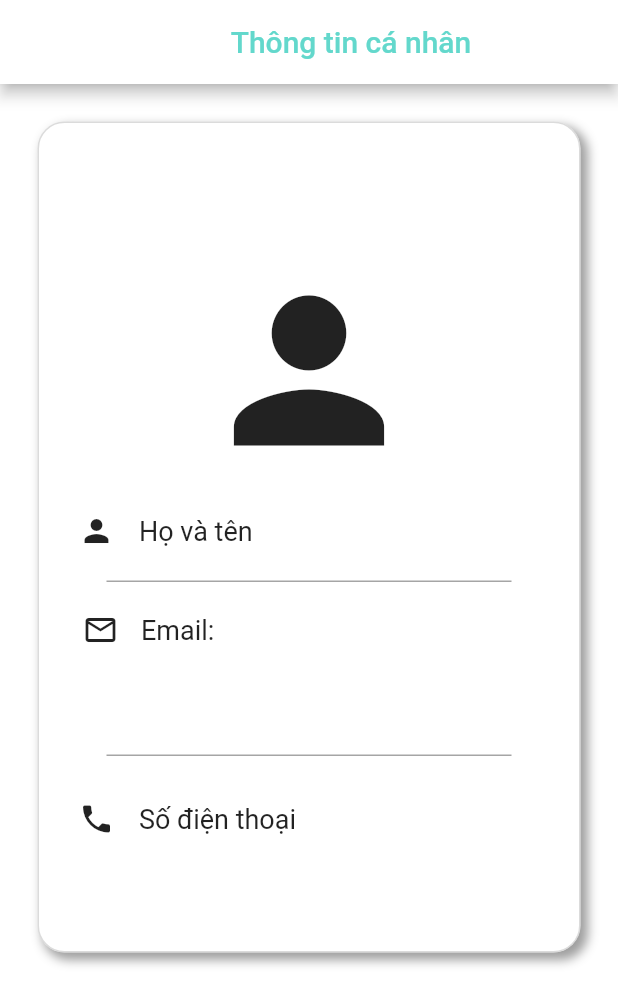
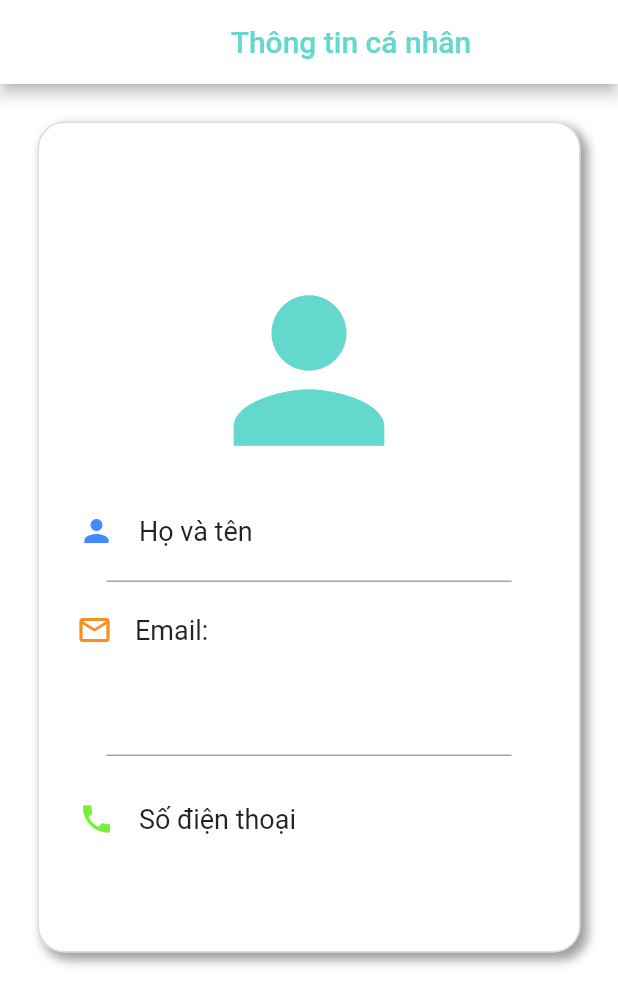
Before and after one commit to kienghuynh/BePro-TimeManagementAndTask, a Flutter app: the ProfilePage screen opened directly, on a phone screen of 412 x 824 dp. Shown: the top 1005 px of the screen. Run offline on Flutter 3.47's test engine with Material 2 defaults, Android fonts, the phone set to English and light mode, and no system bars; our stand-ins replace cloud_firestore, firebase_auth, firebase_core, flutter_datetime_picker, fluttertoast, google_nav_bar and 3 more; missing offline and left inert: email_auth, syncfusion_localizations; accounts and stored records are empty.

Commit message:
profile page -2

```diff
--- a/lib/pages/profile_page.dart
+++ b/lib/pages/profile_page.dart
@@ -84,7 +84,7 @@
             ),
             _image(150,150),
             SizedBox(height: 20,),
-            _textInfoName('${loggedInUser.fullName}','Họ và tên', 18, Icons.person),
+            _textInfoName('${loggedInUser.fullName}','Họ và tên', 18, Icons.person, Colors.blueAccent),
             SizedBox(
               height: 5,
             ),
@@ -92,13 +92,13 @@
               margin: EdgeInsets.only(left:30),
               child: Utility().BottomLine()),
             SizedBox(height: 20,),
-            _textInfo('${loggedInUser.email}','Email:', 18, Icons.email_outlined),
+            _textInfo('${loggedInUser.email}','Email:', 18, Icons.email_outlined, Color.fromARGB(255, 250, 142, 34)),
             SizedBox(height: 5,),
             Container(
               margin: EdgeInsets.only(left:30),
               child: Utility().BottomLine()),
             SizedBox(height: 30,),
-            _textInfoName('${loggedInUser.phoneNumber}','Số điện thoại', 18, Icons.phone),
+            _textInfoName('${loggedInUser.phoneNumber}','Số điện thoại', 18, Icons.phone, Color.fromARGB(255, 115, 240, 57)),
             SizedBox(height: 50,),
 
           ],
@@ -112,7 +112,7 @@
       decoration: BoxDecoration(
         shape: BoxShape.circle,
       ),
-      child: Icon(Icons.person, size: size,),
+      child: Icon(Icons.person, size: size, color: Color.fromARGB(255, 99, 216, 204),),
       height: height,
     );
   }
@@ -127,7 +127,7 @@
         ));
   }
 
-  Widget _textInfo(String text, String textTitle,double fontSize, IconData icon) {
+  Widget _textInfo(String text, String textTitle,double fontSize, IconData icon, Color iconColor) {
     return Container(
       width: 350,
       height: 90,
@@ -136,8 +136,8 @@
           Row(
             children: [
               Container(
-                margin: EdgeInsets.only(left: 19),
-                child: Icon(icon,size: fontSize+6,)),
+                margin: EdgeInsets.only(left: 15),
+                child: Icon(icon,size: fontSize+6, color: iconColor,)),
               Container(
                 margin: EdgeInsets.only(left: 15),
                 child: Text(textTitle, style: TextStyle(fontSize: fontSize),),),
@@ -160,7 +160,7 @@
     );
   }
 
-  Widget _textInfoName(String text, String textTitle,double fontSize, IconData icon) {
+  Widget _textInfoName(String text, String textTitle,double fontSize, IconData icon, Color colorIcon) {
     return Container(
       width: 350,
       height: 40,
@@ -168,7 +168,7 @@
         children: [
           Row(
             children: [
-              Expanded(child: Icon(icon,size: fontSize+6,)),
+              Expanded(child: Icon(icon,size: fontSize+6, color: colorIcon,)),
               Expanded(flex: 2,child: Text(textTitle, style: TextStyle(fontSize: fontSize),)),
               Expanded(flex: 3,child: Text(text, style: TextStyle(fontSize: fontSize),))]
           ),
```
